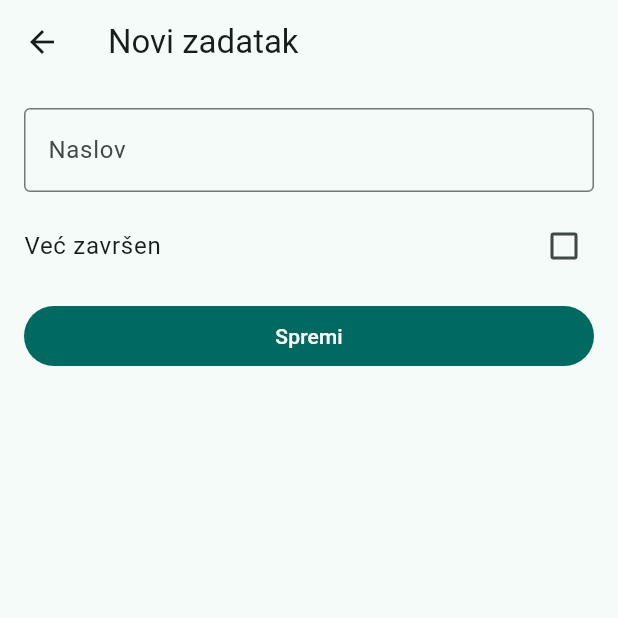
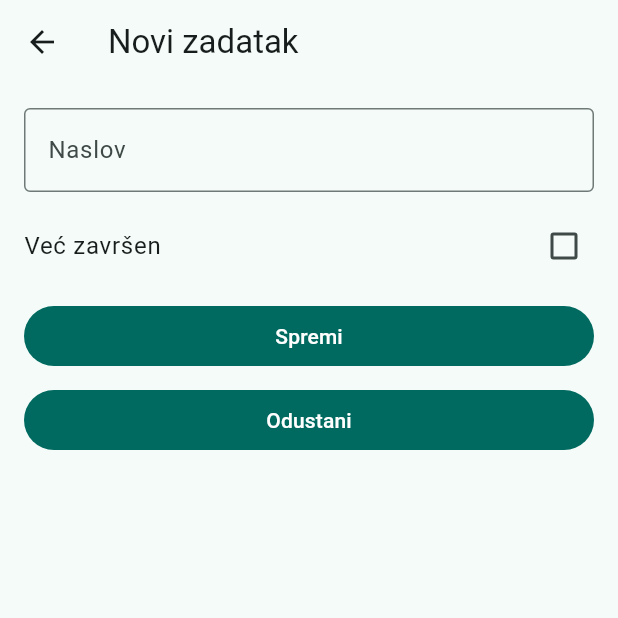
Before and after one commit to mapokapo/nramu_zadatci_app, a Flutter app: the screen it shows after launch, after a tap on the "add" icon, on a phone screen of 412 x 824 dp, the top half of it. Run offline on Flutter 3.47's test engine with Material 3 defaults, Android fonts, the phone set to English and light mode, and no system bars.

Commit message:
add custom changes to main.dart

```diff
--- a/lib/forma_ekran.dart
+++ b/lib/forma_ekran.dart
@@ -81,6 +81,13 @@ class _FormaEkranState extends State<FormaEkran> {
               ),
               const SizedBox(height: 8),
               FilledButton(onPressed: _spremi, child: const Text('Spremi')),
+              const SizedBox(height: 8),
+              FilledButton(
+                onPressed: () {
+                  Navigator.pop(context);
+                },
+                child: const Text('Odustani'),
+              ),
             ],
           ),
         ),
--- a/lib/main.dart
+++ b/lib/main.dart
@@ -66,7 +66,7 @@ class _ZadatciEkranState extends State<ZadatciEkran> {
   @override
   Widget build(BuildContext context) {
     return Scaffold(
-      appBar: AppBar(title: const Text('Zadatci')),
+      appBar: AppBar(title: Text('Zadatci (${_zadaci.length})')),
       floatingActionButton: FloatingActionButton(
         onPressed: _dodaj,
         tooltip: 'Novi zadatak',
```
Also changed, not shown: 1 other file.
